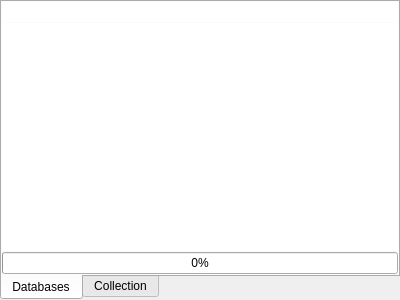
First picture: the form in forms/repo_widgetrepository.ui, repository 3drepo/3drepogui, before the edit.
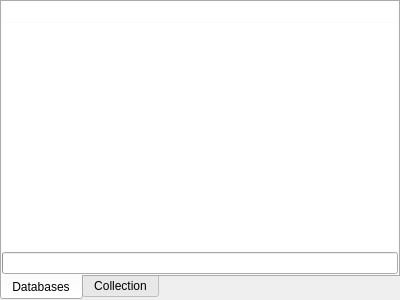
Second picture: the form after the edit. Custom widgets are drawn as their Qt base class.

Commit message: Added full screen toggle. Added connection dialog on startup.

```diff
--- a/forms/repo_widgetrepository.ui
+++ b/forms/repo_widgetrepository.ui
@@ -109,6 +109,9 @@
          <property name="value">
           <number>0</number>
          </property>
+         <property name="textVisible">
+          <bool>false</bool>
+         </property>
          <property name="format">
           <string>%p%</string>
          </property>
```
Left out of the diff: 3 changed lines with no effect on the pictures. The commit also changes 7 other files.
